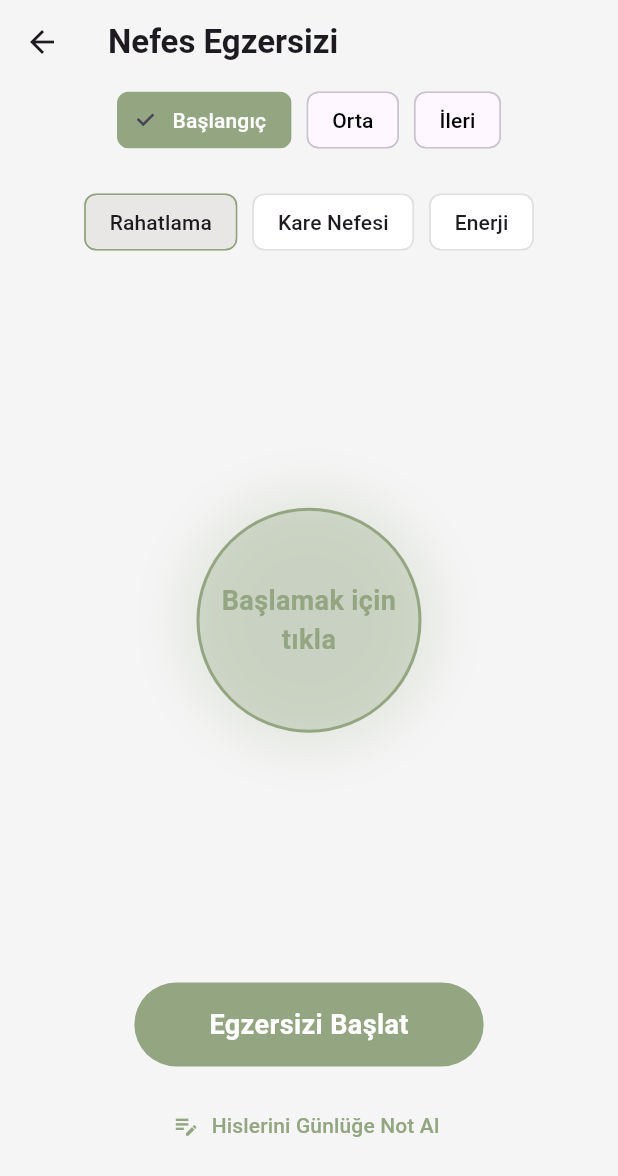
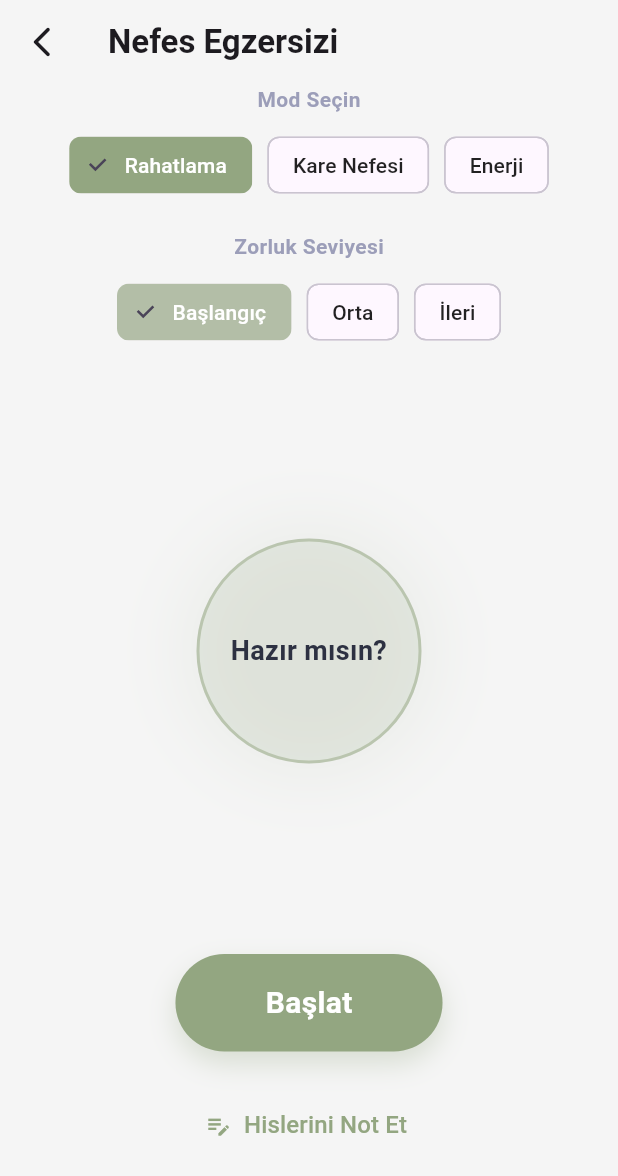
Before and after one commit to BurakGuldal10/maditasyon, a Flutter app: the NefesEgzersiziEkrani screen opened directly, on a phone screen of 412 x 824 dp. Shown: the top 1176 px of the screen. Run offline on Flutter 3.47's test engine with Material 3 defaults, Android fonts, the phone set to English and light mode, and no system bars; network calls fail; Roboto replaces fonts that are missing (Montserrat).

Commit message:
Nefes egzersizi ekranı saniye sayacı, zorluk seviyeleri ve dinamik modlarla güncellendi

```diff
--- a/lib/ozellikler/nefes_egzersizi/gorunum/nefes_egzersizi_ekrani.dart
+++ b/lib/ozellikler/nefes_egzersizi/gorunum/nefes_egzersizi_ekrani.dart
@@ -16,8 +16,10 @@ class _NefesEgzersiziEkraniState extends State<NefesEgzersiziEkrani> with Single
 
   String _selectedMode = "Rahatlama";
   String _selectedDifficulty = "Başlangıç";
-  String _statusText = "Başlamak için tıkla";
+  String _statusText = "Hazır mısın?";
+  int _remainingSeconds = 0;
   bool _isActive = false;
+  Timer? _countdownTimer;
 
   @override
   void initState() {
@@ -31,6 +33,29 @@ class _NefesEgzersiziEkraniState extends State<NefesEgzersiziEkrani> with Single
     );
   }
 
+  // Mod ve Zorluğa göre süreleri belirle
+  Map<String, int> _getDurations() {
+    double multiplier = 1.0;
+    if (_selectedDifficulty == "Orta") multiplier = 1.5;
+    if (_selectedDifficulty == "İleri") multiplier = 2.0;
+
+    if (_selectedMode == "Kare Nefesi") {
+      int s = (4 * multiplier).round();
+      return {"al": s, "tut1": s, "ver": s, "tut2": s};
+    } else if (_selectedMode == "Enerji") {
+      int s = (3 * multiplier).round();
+      return {"al": s, "tut1": 0, "ver": (1 * multiplier).round(), "tut2": 0};
+    } else {
+      // Rahatlama (Varsayılan)
+      return {
+        "al": (4 * multiplier).round(),
+        "tut1": (2 * multiplier).round(),
+        "ver": (6 * multiplier).round(),
+        "tut2": 0
+      };
+    }
+  }
+
   void _startExercise() {
     setState(() {
       _isActive = true;
@@ -38,42 +63,88 @@ class _NefesEgzersiziEkraniState extends State<NefesEgzersiziEkrani> with Single
     });
   }
 
+  Future<void> _startCountdown(int seconds) async {
+    if (seconds <= 0) return;
+
+    setState(() => _remainingSeconds = seconds);
+    _countdownTimer?.cancel();
+
+    Completer<void> completer = Completer<void>();
+
+    _countdownTimer = Timer.periodic(const Duration(seconds: 1), (timer) {
+      if (!mounted || !_isActive) {
+        timer.cancel();
+        if (!completer.isCompleted) completer.complete();
+        return;
+      }
+
+      if (_remainingSeconds > 1) {
+        setState(() => _remainingSeconds--);
+      } else {
+        timer.cancel();
+        if (!completer.isCompleted) completer.complete();
+      }
+    });
+
+    return completer.future;
+  }
+
   void _runCycle() async {
     if (!_isActive) return;
 
-    // Nefes Al
-    setState(() => _statusText = "Nefes Al...");
+    final durations = _getDurations();
+
+    // 1. Nefes Al
+    if (!_isActive) return;
+    setState(() => _statusText = "Nefes Al");
+    _animationController.duration = Duration(seconds: durations["al"]!);
     _animationController.forward();
-    await Future.delayed(const Duration(seconds: 4));
+    await _startCountdown(durations["al"]!);
 
+    // 2. Tut (Nefes sonrası)
     if (!_isActive) return;
-
-    // Tut (Eğer Kare Nefesi ise)
-    if (_selectedMode == "Kare Nefesi") {
-      setState(() => _statusText = "Tut...");
-      await Future.delayed(const Duration(seconds: 4));
+    if (durations["tut1"]! > 0) {
+      setState(() {
+        _statusText = "Tut";
+        _remainingSeconds = durations["tut1"]!;
+      });
+      await _startCountdown(durations["tut1"]!);
     }
 
+    // 3. Nefes Ver
     if (!_isActive) return;
+    setState(() => _statusText = "Nefes Ver");
+    _animationController.duration = Duration(seconds: durations["ver"]!);
+    _animationController.reverse();
+    await _startCountdown(durations["ver"]!);
 
-    // Nefes Ver
-    setState(() => _statusText = "Nefes Ver...");
-    _animationController.reverse();
-    await Future.delayed(const Duration(seconds: 4));
+    // 4. Tut (Nefes sonrası - Sadece Kare Nefesi vb.)
+    if (!_isActive) return;
+    if (durations["tut2"]! > 0) {
+      setState(() {
+        _statusText = "Tekrar için Tut";
+        _remainingSeconds = durations["tut2"]!;
+      });
+      await _startCountdown(durations["tut2"]!);
+    }
 
+    // Döngüyü tekrarla
     if (_isActive) _runCycle();
   }
 
   void _stopExercise() {
+    _isActive = false;
+    _countdownTimer?.cancel();
+    _animationController.stop();
     setState(() {
-      _isActive = false;
-      _statusText = "Egzersiz Durduruldu";
-      _animationController.stop();
+      _statusText = "Hazır mısın?";
+      _remainingSeconds = 0;
     });
   }
 
   @override
   void dispose() {
+    _countdownTimer?.cancel();
     _animationController.dispose();
     super.dispose();
   }
@@ -86,15 +157,45 @@ class _NefesEgzersiziEkraniState extends State<NefesEgzersiziEkrani> with Single
         title: const Text("Nefes Egzersizi", style: TextStyle(fontWeight: FontWeight.bold)),
         backgroundColor: Colors.transparent,
         elevation: 0,
+        leading: IconButton(
+          icon: const Icon(Icons.arrow_back_ios_new_rounded),
+          onPressed: () => Navigator.pop(context),
+        ),
       ),
       body: Center(
         child: Column(
           mainAxisAlignment: MainAxisAlignment.center,
           children: [
+            if (!_isActive) ...[
+              // Mod Seçimi
+              const Text("Mod Seçin", style: TextStyle(fontWeight: FontWeight.w600, color: UygulamaRenkleri.ikincilYaziRengi)),
+              const SizedBox(height: 10),
+              SingleChildScrollView(
+                scrollDirection: Axis.horizontal,
+                child: Row(
+                  mainAxisAlignment: MainAxisAlignment.center,
+                  children: ["Rahatlama", "Kare Nefesi", "Enerji"].map((mode) {
+                    return Padding(
+                      padding: const EdgeInsets.symmetric(horizontal: 5),
+                      child: ChoiceChip(
+                        label: Text(mode),
+                        selected: _selectedMode == mode,
+                        onSelected: (val) {
+                          if (val) setState(() => _selectedMode = mode);
+                        },
+                        selectedColor: UygulamaRenkleri.adacayiYesili,
+                        labelStyle: TextStyle(color: _selectedMode == mode ? Colors.white : Colors.black87),
+                      ),
+                    );
+                  }).toList(),
+                ),
+              ),
+              const SizedBox(height: 20),
+
               // Zorluk Seviyesi Seçici
-            Padding(
-              padding: const EdgeInsets.symmetric(horizontal: 20),
-              child: Row(
+              const Text("Zorluk Seviyesi", style: TextStyle(fontWeight: FontWeight.w600, color: UygulamaRenkleri.ikincilYaziRengi)),
+              const SizedBox(height: 10),
+              Row(
                 mainAxisAlignment: MainAxisAlignment.center,
                 children: ["Başlangıç", "Orta", "İleri"].map((diff) {
                   return Padding(
@@ -102,33 +203,16 @@ class _NefesEgzersiziEkraniState extends State<NefesEgzersiziEkrani> with Single
                     child: ChoiceChip(
                       label: Text(diff),
                       selected: _selectedDifficulty == diff,
-                      onSelected: (val) => setState(() => _selectedDifficulty = diff),
-                      selectedColor: UygulamaRenkleri.adacayiYesili,
-                      labelStyle: TextStyle(color: _selectedDifficulty == diff ? Colors.white : Colors.black),
+                      onSelected: (val) {
+                        if (val) setState(() => _selectedDifficulty = diff);
+                      },
+                      selectedColor: UygulamaRenkleri.adacayiYesili.withOpacity(0.7),
+                      labelStyle: TextStyle(color: _selectedDifficulty == diff ? Colors.white : Colors.black87),
                     ),
                   );
                 }).toList(),
               ),
-            ),
-            const SizedBox(height: 20),
-
-            // Mod Seçimi
-            SingleChildScrollView(
-              scrollDirection: Axis.horizontal,
-              child: Row(
-                children: ["Rahatlama", "Kare Nefesi", "Enerji"].map((mode) {
-                  return Padding(
-                    padding: const EdgeInsets.symmetric(horizontal: 5),
-                    child: ActionChip(
-                      label: Text(mode),
-                      onPressed: () => setState(() => _selectedMode = mode),
-                      backgroundColor: _selectedMode == mode ? UygulamaRenkleri.adacayiYesili.withOpacity(0.2) : Colors.white,
-                      side: BorderSide(color: _selectedMode == mode ? UygulamaRenkleri.adacayiYesili : Colors.grey[300]!),
-                    ),
-                  );
-                }).toList(),
-              ),
-            ),
+            ],
 
             const Spacer(),
 
@@ -141,21 +225,41 @@ class _NefesEgzersiziEkraniState extends State<NefesEgzersiziEkrani> with Single
                   height: _sizeAnimation.value,
                   decoration: BoxDecoration(
                     shape: BoxShape.circle,
-                    color: UygulamaRenkleri.adacayiYesili.withOpacity(0.3),
-                    border: Border.all(color: UygulamaRenkleri.adacayiYesili, width: 2),
+                    color: UygulamaRenkleri.adacayiYesili.withOpacity(0.15),
+                    border: Border.all(color: UygulamaRenkleri.adacayiYesili.withOpacity(0.5), width: 2),
                     boxShadow: [
                       BoxShadow(
-                        color: UygulamaRenkleri.adacayiYesili.withOpacity(0.2),
-                        blurRadius: 30,
+                        color: UygulamaRenkleri.adacayiYesili.withOpacity(0.1),
+                        blurRadius: 40,
                         spreadRadius: 10,
                       ),
                     ],
                   ),
                   child: Center(
-                    child: Text(
+                    child: Column(
+                      mainAxisAlignment: MainAxisAlignment.center,
+                      children: [
+                        Text(
                           _statusText,
                           textAlign: TextAlign.center,
-                      style: const TextStyle(fontSize: 18, fontWeight: FontWeight.bold, color: UygulamaRenkleri.adacayiYesili),
+                          style: TextStyle(
+                            fontSize: _isActive ? 24 : 18,
+                            fontWeight: FontWeight.bold,
+                            color: UygulamaRenkleri.anaYaziRengi
+                          ),
+                        ),
+                        if (_isActive && _remainingSeconds > 0) ...[
+                          const SizedBox(height: 10),
+                          Text(
+                            "$_remainingSeconds",
+                            style: const TextStyle(
+                              fontSize: 48,
+                              fontWeight: FontWeight.w300,
+                              color: UygulamaRenkleri.adacayiYesili
+                            ),
+                          ),
+                        ],
+                      ],
                     ),
                   ),
                 );
@@ -164,36 +268,46 @@ class _NefesEgzersiziEkraniState extends State<NefesEgzersiziEkrani> with Single
 
             const Spacer(),
 
-            // Başlat/Durdur ve Günlük Butonları
-            Column(
+            // Başlat/Durdur Butonu
+            Padding(
+              padding: const EdgeInsets.only(bottom: 50),
+              child: Column(
                 children: [
                   GestureDetector(
                     onTap: _isActive ? _stopExercise : _startExercise,
-                  child: Container(
-                    padding: const EdgeInsets.symmetric(horizontal: 50, vertical: 15),
+                    child: AnimatedContainer(
+                      duration: const Duration(milliseconds: 300),
+                      padding: const EdgeInsets.symmetric(horizontal: 60, vertical: 18),
                       decoration: BoxDecoration(
-                      color: _isActive ? Colors.red[300] : UygulamaRenkleri.adacayiYesili,
-                      borderRadius: BorderRadius.circular(30),
+                        color: _isActive ? Colors.red[400] : UygulamaRenkleri.adacayiYesili,
+                        borderRadius: BorderRadius.circular(35),
+                        boxShadow: [
+                          BoxShadow(
+                            color: (_isActive ? Colors.red[400]! : UygulamaRenkleri.adacayiYesili).withOpacity(0.3),
+                            blurRadius: 15,
+                            offset: const Offset(0, 8),
+                          ),
+                        ],
                       ),
                       child: Text(
-                      _isActive ? "Durdur" : "Egzersizi Başlat",
-                      style: const TextStyle(color: Colors.white, fontSize: 18, fontWeight: FontWeight.bold),
+                        _isActive ? "Egzersizi Bitir" : "Başlat",
+                        style: const TextStyle(color: Colors.white, fontSize: 20, fontWeight: FontWeight.bold),
                       ),
                     ),
                   ),
                   if (!_isActive) ...[
-                  const SizedBox(height: 15),
+                    const SizedBox(height: 25),
                     TextButton.icon(
                       onPressed: () {
                         Navigator.push(context, MaterialPageRoute(builder: (context) => const GunlukEkrani()));
                       },
                       icon: const Icon(Icons.edit_note, color: UygulamaRenkleri.adacayiYesili),
-                    label: const Text("Hislerini Günlüğe Not Al", style: TextStyle(color: UygulamaRenkleri.adacayiYesili)),
+                      label: const Text("Hislerini Not Et", style: TextStyle(color: UygulamaRenkleri.adacayiYesili, fontSize: 16)),
                     ),
                   ],
                 ],
               ),
-            const SizedBox(height: 50),
+            ),
           ],
         ),
       ),
```
Lines whose indentation alone changed are shown as unchanged.
